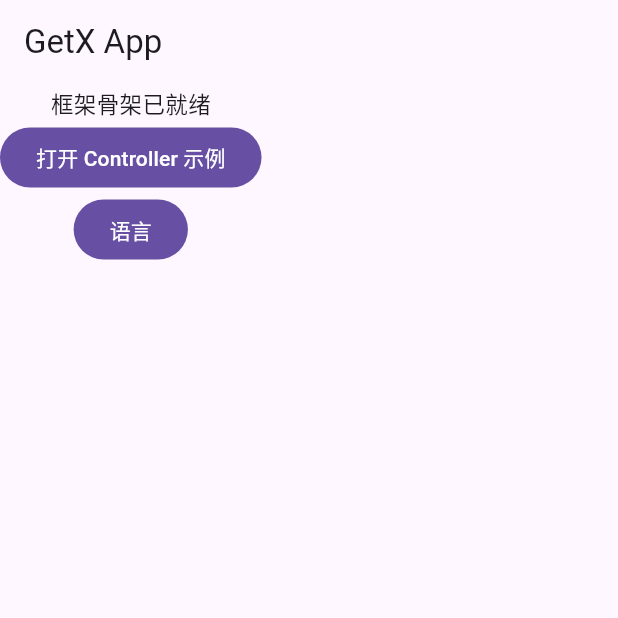
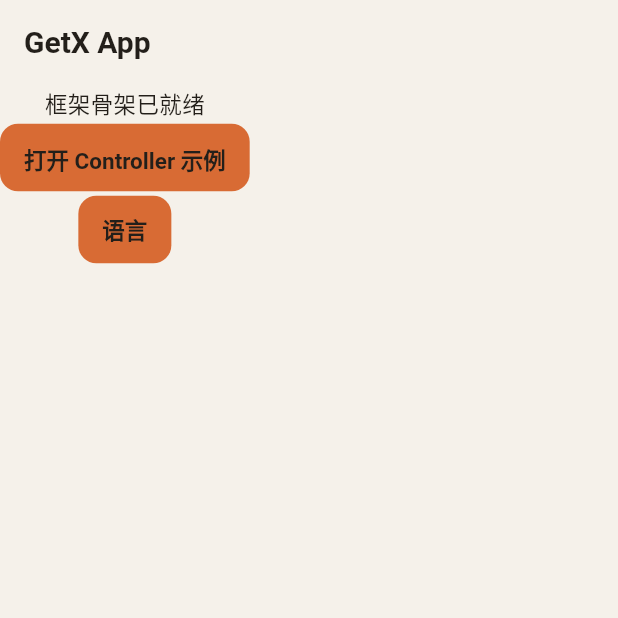
Before and after one commit to persilee/flutter_getx_starter, a Flutter app: the screen it shows after launch, after a tap on "Language", on a phone screen of 412 x 824 dp, the top half of it. Run offline on Flutter 3.47's test engine with Material 3 defaults, Android fonts, the phone set to English and light mode, and no system bars; our stand-ins replace get, shared_preferences.

Commit message:
🫐 添加亮暗主题支持，集中管理主题样式和配置，更新相关测试用例

```diff
--- a/lib/app.dart
+++ b/lib/app.dart
@@ -27,6 +27,10 @@ class App extends StatelessWidget {
     supportedLocales: AppTranslations.supportedLocales,
     // 本地化
     localizationsDelegates: GlobalMaterialLocalizations.delegates,
+    // 亮色主题
+    theme: AppTheme.lightTheme,
+    // 暗色主题
+    darkTheme: AppTheme.darkTheme,
     // 首页
     home: const HomePage(),
   );
--- a/lib/common/style/app_colors.dart
+++ b/lib/common/style/app_colors.dart
@@ -2,8 +2,35 @@
 
 import 'package:flutter/material.dart';
 
+import 'app_style.dart';
+
+export 'app_style.dart';
+
+/// 非主题变化的语义状态色；业务页通过主题扩展读取其它颜色。
 abstract final class AppColors {
   static const success = Color(0xFF10B981);
   static const warning = Color(0xFFF59E0B);
   static const danger = Color(0xFFEF4444);
 }
+
+/// 保留简短的调用接口，但不再在每个getter里维护一套亮暗色值。
+extension AppColorsX on BuildContext {
+  bool get isDarkMode => Theme.of(this).brightness == Brightness.dark;
+  AppStyle get appStyle =>
+      Theme.of(this).extension<AppStyle>() ??
+      (isDarkMode ? AppStyle.dark : AppStyle.light);
+  Color get appBackground => appStyle.background;
+  Color get appForeground => appStyle.foreground;
+  Color get appCard => appStyle.glassEnabled ? appStyle.card : appStyle.surface;
+  Color get appCardFg => appStyle.foreground;
+  Color get appPrimary => appStyle.primary;
+  Color get appPrimaryFg => appStyle.onPrimary;
+  Color get appMuted => appStyle.muted;
+  Color get appMutedFg => appStyle.mutedForeground;
+  Color get appDestructive => appStyle.dangerAction;
+  Color get appDestructiveFg => appStyle.onDanger;
+  Color get appBorder => appStyle.border;
+  Color get appSurface => appStyle.surface;
+  Color get appErrorText => appStyle.errorText;
+  Color get appFocus => appStyle.inputBorder;
+}
--- /dev/null
+++ b/lib/common/style/app_media_colors.dart
@@ -0,0 +1,31 @@
+// 集中定义可复用配置，调用方从公共入口读取。
+
+import 'package:flutter/material.dart';
+
+/// 图片遮罩和播放器局部暗色独立于亮暗主题，避免主色污染视频内容。
+abstract final class AppMediaColors {
+  static const background = Color(0xFF17150F);
+  static const black = Colors.black;
+  static const foreground = Colors.white;
+  static const secondary = Colors.white70;
+  static const caption = Colors.white60;
+  static const border = Colors.white12;
+  static const track = Colors.white24;
+  static const progress = Colors.redAccent;
+  static const scrim = Color(0xCC000000);
+  static const headerScrim = Color(0x99000000);
+  static const transparent = Color(0x00000000);
+  static const watchLater = Color(0xFFEF8A4E);
+}
+
+/// 品牌登录例外集中定义，页面和按钮不再内联品牌HEX。
+abstract final class AppBrandColors {
+  static const white = Color(0xFFFFFFFF);
+  static const black = Color(0xFF000000);
+  static const googleDark = Color(0xFF131314);
+  static const googleOnDark = Color(0xFFE3E3E3);
+  static const googleOnLight = Color(0xFF1A1A1A);
+  static const googleDarkBorder = Color(0xFF8E918F);
+  static const googleLightBorder = Color(0xFFDDDDDD);
+  static const googleMark = Color(0xFF4285F4);
+}
--- /dev/null
+++ b/lib/common/style/app_style.dart
@@ -0,0 +1,197 @@
+// 集中定义可复用配置，调用方从公共入口读取。
+
+import 'package:flutter/material.dart';
+
+/// 唯一主题数据：Material和自定义控件共享，主题动画通过lerp同步插值。
+@immutable
+class AppStyle extends ThemeExtension<AppStyle> {
+  const AppStyle({
+    required this.background,
+    required this.foreground,
+    required this.card,
+    required this.primary,
+    required this.onPrimary,
+    required this.muted,
+    required this.mutedForeground,
+    required this.dangerAction,
+    required this.onDanger,
+    required this.border,
+    required this.surface,
+    required this.inputBorder,
+    required this.errorText,
+    required this.glassBorder,
+    required this.headerGradient,
+    required this.cardShadow,
+    required this.sheetShadow,
+    required this.dialogShadow,
+    this.glassEnabled = true,
+  });
+  final Color background;
+  final Color foreground;
+  final Color card;
+  final Color primary;
+  final Color onPrimary;
+  final Color muted;
+  final Color mutedForeground;
+  final Color dangerAction;
+  final Color onDanger;
+  final Color border;
+  final Color surface;
+  final Color inputBorder;
+  final Color errorText;
+  final Color glassBorder;
+  final List<Color> headerGradient;
+  final List<BoxShadow> cardShadow;
+  final List<BoxShadow> sheetShadow;
+  final List<BoxShadow> dialogShadow;
+
+  /// 低性能场景可在根主题关闭玻璃，表面回退为不透明surface。
+  final bool glassEnabled;
+  static const light = AppStyle(
+    background: Color(0xFFF5F1EA),
+    foreground: Color(0xFF231F1A),
+    card: Color(0xD1FFFFFF),
+    primary: Color(0xFFD86B34),
+    onPrimary: Color(0xFF231F1A),
+    muted: Color(0xFFEDE8DF),
+    mutedForeground: Color(0xFF736B61),
+    dangerAction: Color(0xFFB91C1C),
+    onDanger: Color(0xFFFFFFFF),
+    border: Color(0x14322818),
+    surface: Color(0xFFFFFFFF),
+    inputBorder: Color(0xFF736B61),
+    errorText: Color(0xFFB91C1C),
+    glassBorder: Color(0x24FFFFFF),
+    headerGradient: [Color(0x9EFFFFFF), Color(0x52FFFFFF), Color(0x0AFFFFFF)],
+    cardShadow: [
+      BoxShadow(
+        color: Color(0x142C2216),
+        blurRadius: 24,
+        offset: Offset(0, 12),
+      ),
+    ],
+    sheetShadow: [
+      BoxShadow(
+        color: Color(0x29352314),
+        blurRadius: 40,
+        offset: Offset(0, -18),
+      ),
+    ],
+    dialogShadow: [
+      BoxShadow(
+        color: Color(0x29000000),
+        blurRadius: 40,
+        offset: Offset(0, 18),
+      ),
+    ],
+  );
+  static const dark = AppStyle(
+    background: Color(0xFF141310),
+    foreground: Color(0xFFF4EFE7),
+    card: Color(0xE01C1B18),
+    primary: Color(0xFFEF8A4E),
+    onPrimary: Color(0xFF231F1A),
+    muted: Color(0xFF282724),
+    mutedForeground: Color(0xFFB0A89C),
+    dangerAction: Color(0xFFB91C1C),
+    onDanger: Color(0xFFFFFFFF),
+    border: Color(0x14FFFFFF),
+    surface: Color(0xFF1D1C18),
+    inputBorder: Color(0xFFB0A89C),
+    errorText: Color(0xFFFCA5A5),
+    glassBorder: Color(0x08FFFFFF),
+    headerGradient: [Color(0xC2121212), Color(0x61121212), Color(0x0A121212)],
+    cardShadow: [
+      BoxShadow(
+        color: Color(0x47000000),
+        blurRadius: 24,
+        offset: Offset(0, 12),
+      ),
+    ],
+    sheetShadow: [
+      BoxShadow(
+        color: Color(0x57000000),
+        blurRadius: 48,
+        offset: Offset(0, -24),
+      ),
+    ],
+    dialogShadow: [
+      BoxShadow(
+        color: Color(0x57000000),
+        blurRadius: 40,
+        offset: Offset(0, 18),
+      ),
+    ],
+  );
+
+  @override
+  AppStyle copyWith({
+    Color? background,
+    Color? foreground,
+    Color? card,
+    Color? primary,
+    Color? onPrimary,
+    Color? muted,
+    Color? mutedForeground,
+    Color? dangerAction,
+    Color? onDanger,
+    Color? border,
+    Color? surface,
+    Color? inputBorder,
+    Color? errorText,
+    Color? glassBorder,
+    List<Color>? headerGradient,
+    List<BoxShadow>? cardShadow,
+    List<BoxShadow>? sheetShadow,
+    List<BoxShadow>? dialogShadow,
+    bool? glassEnabled,
+  }) => AppStyle(
+    background: background ?? this.background,
+    foreground: foreground ?? this.foreground,
+    card: card ?? this.card,
+    primary: primary ?? this.primary,
+    onPrimary: onPrimary ?? this.onPrimary,
+    muted: muted ?? this.muted,
+    mutedForeground: mutedForeground ?? this.mutedForeground,
+    dangerAction: dangerAction ?? this.dangerAction,
+    onDanger: onDanger ?? this.onDanger,
+    border: border ?? this.border,
+    surface: surface ?? this.surface,
+    inputBorder: inputBorder ?? this.inputBorder,
+    errorText: errorText ?? this.errorText,
+    glassBorder: glassBorder ?? this.glassBorder,
+    headerGradient: headerGradient ?? this.headerGradient,
+    cardShadow: cardShadow ?? this.cardShadow,
+    sheetShadow: sheetShadow ?? this.sheetShadow,
+    dialogShadow: dialogShadow ?? this.dialogShadow,
+    glassEnabled: glassEnabled ?? this.glassEnabled,
+  );
+  @override
+  AppStyle lerp(covariant AppStyle? other, double t) {
+    if (other == null) return this;
+    return AppStyle(
+      background: Color.lerp(background, other.background, t)!,
+      foreground: Color.lerp(foreground, other.foreground, t)!,
+      card: Color.lerp(card, other.card, t)!,
+      primary: Color.lerp(primary, other.primary, t)!,
+      onPrimary: Color.lerp(onPrimary, other.onPrimary, t)!,
+      muted: Color.lerp(muted, other.muted, t)!,
+      mutedForeground: Color.lerp(mutedForeground, other.mutedForeground, t)!,
+      dangerAction: Color.lerp(dangerAction, other.dangerAction, t)!,
+      onDanger: Color.lerp(onDanger, other.onDanger, t)!,
+      border: Color.lerp(border, other.border, t)!,
+      surface: Color.lerp(surface, other.surface, t)!,
+      inputBorder: Color.lerp(inputBorder, other.inputBorder, t)!,
+      errorText: Color.lerp(errorText, other.errorText, t)!,
+      glassBorder: Color.lerp(glassBorder, other.glassBorder, t)!,
+      headerGradient: List.generate(
+        3,
+        (i) => Color.lerp(headerGradient[i], other.headerGradient[i], t)!,
+      ),
+      cardShadow: BoxShadow.lerpList(cardShadow, other.cardShadow, t)!,
+      sheetShadow: BoxShadow.lerpList(sheetShadow, other.sheetShadow, t)!,
+      dialogShadow: BoxShadow.lerpList(dialogShadow, other.dialogShadow, t)!,
+      glassEnabled: t < 0.5 ? glassEnabled : other.glassEnabled,
+    );
+  }
+}
--- a/lib/common/style/app_text_styles.dart
+++ b/lib/common/style/app_text_styles.dart
@@ -1,6 +1,8 @@
 // 集中定义可复用配置，调用方从公共入口读取。
 
 import 'package:flutter/material.dart';
+
+import 'app_colors.dart';
 
 /// 规范文字档位：所有样式支持系统文字缩放，不以固定容器高度裁剪。
 abstract final class AppTextStyles {
@@ -43,4 +45,33 @@ abstract final class AppTextStyles {
     height: 1.4,
     fontFamily: 'monospace',
   );
+  static TextStyle displayOn(BuildContext c) =>
+      display.copyWith(color: c.appForeground);
+  static TextStyle pageTitleOn(BuildContext c) =>
+      pageTitle.copyWith(color: c.appForeground);
+  static TextStyle sectionTitleOn(BuildContext c) =>
+      sectionTitle.copyWith(color: c.appForeground);
+  static TextStyle cardTitleOn(BuildContext c) =>
+      cardTitle.copyWith(color: c.appForeground);
+  static TextStyle bodyOn(BuildContext c) =>
+      body.copyWith(color: c.appForeground);
+  static TextStyle secondaryOn(BuildContext c) =>
+      secondary.copyWith(color: c.appMutedFg);
+  static TextStyle metaOn(BuildContext c) => meta.copyWith(color: c.appMutedFg);
+  static TextStyle captionOn(BuildContext c) =>
+      caption.copyWith(color: c.appMutedFg);
+  static TextStyle labelOn(BuildContext c) =>
+      label.copyWith(color: c.appMutedFg);
+
+  /// Material槽位与项目命名使用同一份样式，无重复亮暗TextTheme。
+  static TextTheme theme(AppStyle s) => TextTheme(
+    displaySmall: display.copyWith(color: s.foreground),
+    headlineSmall: pageTitle.copyWith(color: s.foreground),
+    titleLarge: sectionTitle.copyWith(color: s.foreground),
+    titleMedium: cardTitle.copyWith(color: s.foreground),
+    bodyLarge: body.copyWith(color: s.foreground),
+    bodyMedium: secondary.copyWith(color: s.foreground),
+    bodySmall: caption.copyWith(color: s.mutedForeground),
+    labelSmall: label.copyWith(color: s.mutedForeground),
+  );
 }
--- /dev/null
+++ b/lib/common/style/app_theme.dart
@@ -0,0 +1,144 @@
+// 集中定义可复用配置，调用方从公共入口读取。
+
+import 'package:flutter/material.dart';
+
+import 'app_colors.dart';
+import 'app_radius.dart';
+import 'app_text_styles.dart';
+
+/// Material与自定义控件共享AppStyle，关闭玻璃可使用build(brightness, glassEnabled: false)。
+abstract final class AppTheme {
+  static ThemeData get lightTheme => build(Brightness.light);
+  static ThemeData get darkTheme => build(Brightness.dark);
+  static ThemeData build(Brightness brightness, {bool glassEnabled = true}) {
+    final s = (brightness == Brightness.dark ? AppStyle.dark : AppStyle.light)
+        .copyWith(glassEnabled: glassEnabled);
+    final buttonShape = RoundedRectangleBorder(
+      borderRadius: BorderRadius.circular(AppRadius.button),
+    );
+    final inputBorder = OutlineInputBorder(
+      borderRadius: BorderRadius.circular(AppRadius.input),
+      borderSide: BorderSide(color: s.inputBorder),
+    );
+    return ThemeData(
+      useMaterial3: true,
+      brightness: brightness,
+      extensions: [s],
+      scaffoldBackgroundColor: s.background,
+      canvasColor: s.background,
+      colorScheme: ColorScheme(
+        brightness: brightness,
+        primary: s.primary,
+        onPrimary: s.onPrimary,
+        secondary: s.muted,
+        onSecondary: s.foreground,
+        surface: s.surface,
+        onSurface: s.foreground,
+        error: s.errorText,
+        onError: brightness == Brightness.dark ? s.background : s.onDanger,
+        outline: s.inputBorder,
+        outlineVariant: s.border,
+        surfaceContainerHighest: s.muted,
+        onSurfaceVariant: s.mutedForeground,
+      ),
+      textTheme: AppTextStyles.theme(s),
+      dividerTheme: DividerThemeData(color: s.border, thickness: 1, space: 1),
+      appBarTheme: AppBarTheme(
+        backgroundColor: s.background,
+        foregroundColor: s.foreground,
+        elevation: 0,
+        scrolledUnderElevation: 0,
+        titleTextStyle: AppTextStyles.pageTitle.copyWith(color: s.foreground),
+      ),
+      cardTheme: CardThemeData(
+        color: s.glassEnabled ? s.card : s.surface,
+        elevation: 0,
+        margin: EdgeInsets.zero,
+        shape: RoundedRectangleBorder(
+          borderRadius: BorderRadius.circular(AppRadius.card),
+          side: BorderSide(color: s.border),
+        ),
+      ),
+      filledButtonTheme: FilledButtonThemeData(
+        style: FilledButton.styleFrom(
+          minimumSize: const Size(48, 42),
+          padding: const EdgeInsets.symmetric(horizontal: 16, vertical: 10),
+          shape: buttonShape,
+          textStyle: AppTextStyles.body.copyWith(fontWeight: FontWeight.w600),
+        ),
+      ),
+      elevatedButtonTheme: ElevatedButtonThemeData(
+        style: ElevatedButton.styleFrom(
+          backgroundColor: s.primary,
+          foregroundColor: s.onPrimary,
+          elevation: 0,
+          minimumSize: const Size(48, 42),
+          shape: buttonShape,
+          padding: const EdgeInsets.symmetric(horizontal: 16, vertical: 10),
+        ),
+      ),
+      outlinedButtonTheme: OutlinedButtonThemeData(
+        style: OutlinedButton.styleFrom(
+          foregroundColor: s.foreground,
+          side: BorderSide(color: s.inputBorder),
+          shape: buttonShape,
+          minimumSize: const Size(48, 42),
+          padding: const EdgeInsets.symmetric(horizontal: 16, vertical: 10),
+        ),
+      ),
+      textButtonTheme: TextButtonThemeData(
+        style: TextButton.styleFrom(
+          foregroundColor: s.foreground,
+          minimumSize: const Size(48, 42),
+          shape: buttonShape,
+          padding: const EdgeInsets.symmetric(horizontal: 16, vertical: 10),
+        ),
+      ),
+      iconButtonTheme: IconButtonThemeData(
+        style: IconButton.styleFrom(
+          foregroundColor: s.foreground,
+          minimumSize: const Size(48, 48),
+        ),
+      ),
+      chipTheme: ChipThemeData(
+        backgroundColor: s.muted,
+        selectedColor: s.primary,
+        labelStyle: AppTextStyles.secondary.copyWith(color: s.foreground),
+        secondaryLabelStyle: AppTextStyles.secondary.copyWith(
+          color: s.onPrimary,
+        ),
+        shape: const StadiumBorder(),
+        side: BorderSide(color: s.border),
+      ),
+      inputDecorationTheme: InputDecorationTheme(
+        filled: true,
+        fillColor: s.surface,
+        contentPadding: const EdgeInsets.symmetric(
+          horizontal: 16,
+          vertical: 12,
+        ),
+        border: inputBorder,
+        enabledBorder: inputBorder,
+        focusedBorder: inputBorder.copyWith(
+          borderSide: BorderSide(color: s.inputBorder, width: 2),
+        ),
+        errorBorder: inputBorder.copyWith(
+          borderSide: BorderSide(color: s.errorText),
+        ),
+        focusedErrorBorder: inputBorder.copyWith(
+          borderSide: BorderSide(color: s.errorText, width: 2),
+        ),
+        errorStyle: AppTextStyles.caption.copyWith(color: s.errorText),
+        errorMaxLines: 3,
+        hintStyle: AppTextStyles.body.copyWith(color: s.mutedForeground),
+      ),
+      dialogTheme: DialogThemeData(
+        backgroundColor: s.surface,
+        surfaceTintColor: Colors.transparent,
+        shape: RoundedRectangleBorder(
+          borderRadius: BorderRadius.circular(AppRadius.card),
+        ),
+      ),
+    );
+  }
+}
--- a/lib/common/style/index.dart
+++ b/lib/common/style/index.dart
@@ -2,5 +2,8 @@
 
 export 'adaptive_spacing.dart';
 export 'app_colors.dart';
+export 'app_media_colors.dart';
 export 'app_radius.dart';
+export 'app_style.dart';
 export 'app_text_styles.dart';
+export 'app_theme.dart';
```
Also changed, not shown: 1 other file.
